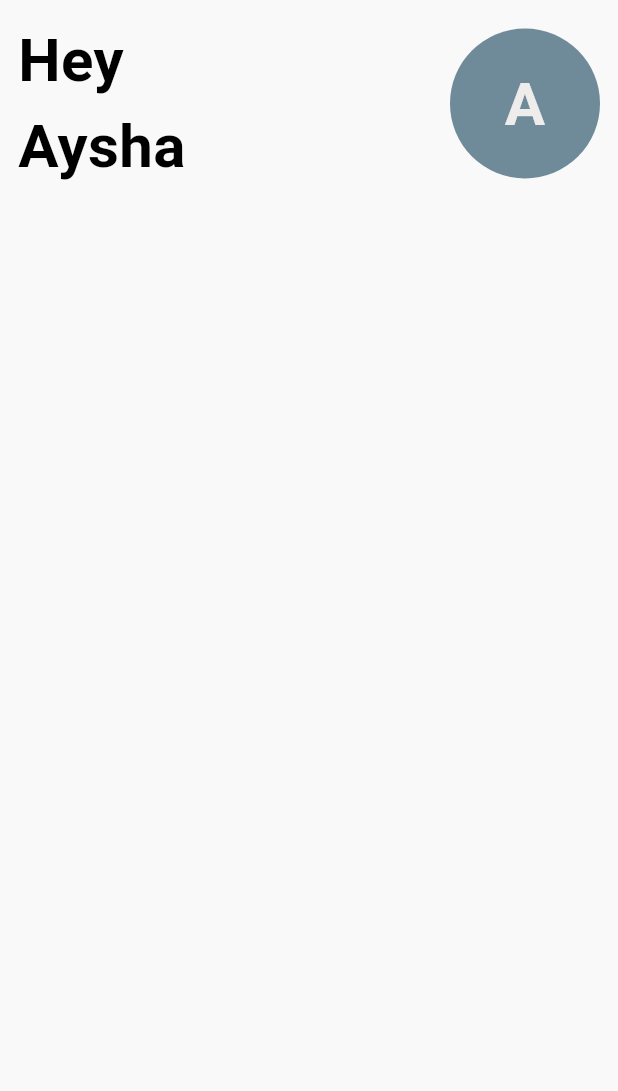
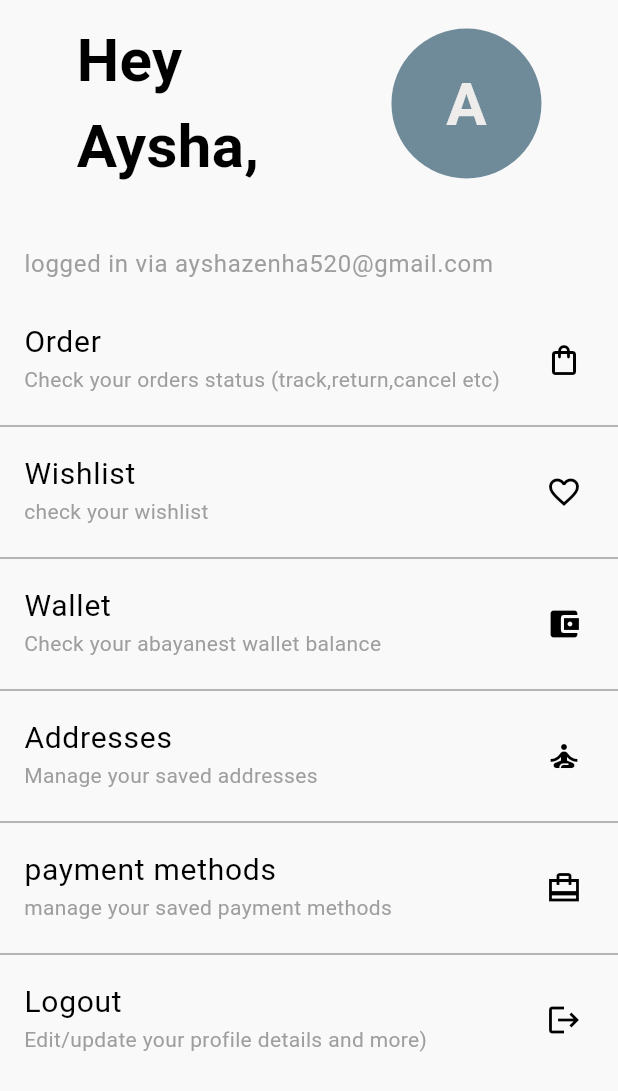
Before and after one commit to ayshzenha/frame_flow, a Flutter app: the ProfilePage screen opened directly, on a phone screen of 412 x 824 dp. Shown: the top 1091 px of the screen. Run offline on Flutter 3.47's test engine with Material 3 defaults, Android fonts, the phone set to English and light mode, and no system bars; our stand-ins replace carousel_slider.

Commit message:
profile page completed

```diff
--- a/lib/modules/profile/view/profile_page.dart
+++ b/lib/modules/profile/view/profile_page.dart
@@ -1,18 +1,21 @@
 import 'package:flutter/material.dart';
 
 class ProfilePage extends StatelessWidget {
-  const ProfilePage({super.key});
+  ProfilePage({super.key});
+  final Widget lineDivider = Divider(thickness: 1, color: Colors.grey);
 
   @override
   Widget build(BuildContext context) {
     return Scaffold(
-      body: Padding(
+      body: Column(
+        children: [
+          Padding(
             padding: const EdgeInsets.all(12.0),
             child: Row(
-          mainAxisAlignment: MainAxisAlignment.spaceBetween,
+              mainAxisAlignment: MainAxisAlignment.spaceAround,
               children: [
                 Text(
-              "Hey \nAysha ",
+                  "Hey \nAysha, ",
                   style: TextStyle(
                     fontSize: 40,
                     color: Colors.black,
@@ -34,6 +37,63 @@ class ProfilePage extends StatelessWidget {
               ],
             ),
           ),
+          SizedBox(height: 10),
+          ListTile(
+            title: Text(
+              "logged in via ayshazenha520@gmail.com",
+              style: TextStyle(color: Colors.grey),
+            ),
+          ),
+
+          profileList(
+            firstTitle: "Order",
+            secondTitle: "Check your orders status (track,return,cancel etc) ",
+            listIcon: Icon(Icons.shopping_bag_outlined),
+          ),
+          lineDivider,
+          profileList(
+            firstTitle: "Wishlist",
+            secondTitle: "check your wishlist  ",
+            listIcon: Icon(Icons.favorite_outline_sharp),
+          ),
+          lineDivider,
+          profileList(
+            firstTitle: "Wallet",
+            secondTitle: "Check your abayanest wallet balance ",
+            listIcon: Icon(Icons.account_balance_wallet),
+          ),
+          lineDivider,
+          profileList(
+            firstTitle: "Addresses",
+            secondTitle: "Manage your saved addresses",
+            listIcon: Icon(Icons.self_improvement),
+          ),
+          lineDivider,
+          profileList(
+            firstTitle: "payment methods",
+            secondTitle: "manage your saved payment methods ",
+            listIcon: Icon(Icons.wallet_travel_sharp),
+          ),
+          lineDivider,
+          profileList(
+            firstTitle: "Logout",
+            secondTitle: "Edit/update your profile details and more) ",
+            listIcon: Icon(Icons.logout),
+          ),
+        ],
+      ),
     );
   }
 }
+
+Widget profileList({
+  required String firstTitle,
+  required String secondTitle,
+  required Icon listIcon,
+}) {
+  return ListTile(
+    trailing: listIcon,
+    title: Text(firstTitle, style: TextStyle(fontSize: 20)),
+    subtitle: Text(secondTitle, style: TextStyle(color: Colors.grey)),
+  );
+}
```
Lines whose indentation alone changed are shown as unchanged.
